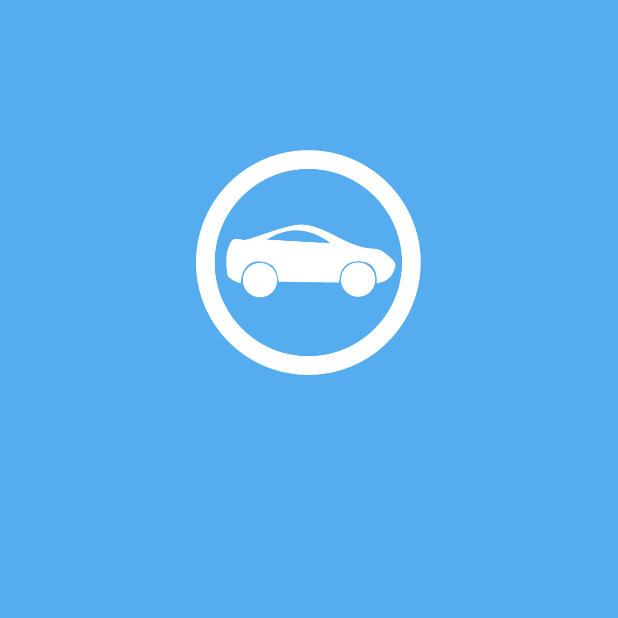
After one commit to vinaynm/NammaKarnatakaTraffic, an Android app: the SplashScreen screen opened directly, with no data from a screen before it, on a phone screen of 412 x 824 dp, the top half of it. The commit adds this screen. Run offline under Robolectric (Android 15) with nearby library versions, the phone set to English and light mode, and no system bars.

Commit message:
added new splash screen

```diff
--- /dev/null
+++ b/app/src/main/java/com/yogeshojha/nammakarnatakatraffic/SplashScreen.java
@@ -0,0 +1,42 @@
+package com.yogeshojha.nammakarnatakatraffic;
+
+/**
+ * Created by y0g3sh on 1/12/16.
+ */
+
+import android.app.Activity;
+import android.content.Intent;
+import android.os.Bundle;
+import android.os.Handler;
+
+public class SplashScreen extends Activity {
+
+    // Splash screen timer
+    private static int SPLASH_TIME_OUT = 2000;
+
+    @Override
+    protected void onCreate(Bundle savedInstanceState) {
+        super.onCreate(savedInstanceState);
+        setContentView(R.layout.activity_splash);
+
+        new Handler().postDelayed(new Runnable() {
+
+            /*
+             * Showing splash screen with a timer. This will be useful when you
+             * want to show case your app logo / company
+             */
+
+            @Override
+            public void run() {
+                // This method will be executed once the timer is over
+                // Start your app main activity
+                Intent i = new Intent(SplashScreen.this, MainActivity.class);
+                startActivity(i);
+
+                // close this activity
+                finish();
+            }
+        }, SPLASH_TIME_OUT);
+    }
+
+}
--- /dev/null
+++ b/app/src/main/res/layout/activity_splash.xml
@@ -0,0 +1,15 @@
+<?xml version="1.0" encoding="utf-8"?>
+<RelativeLayout xmlns:android="http://schemas.android.com/apk/res/android"
+    android:layout_width="match_parent"
+    android:layout_height="match_parent"
+    android:background="#55ACEE" >
+    <ImageView
+        android:id="@+id/imgLogo"
+        android:layout_width="150dp"
+        android:layout_height="150dp"
+        android:src="@drawable/main"
+        android:layout_alignParentTop="true"
+        android:layout_centerHorizontal="true"
+        android:layout_marginTop="100dp" />
+
+</RelativeLayout>
--- a/app/src/main/res/values-v21/styles.xml
+++ b/app/src/main/res/values-v21/styles.xml
@@ -6,4 +6,8 @@
         <item name="android:windowDrawsSystemBarBackgrounds">true</item>
         <item name="android:statusBarColor">@android:color/transparent</item>
     </style>
+    <style name="AppTheme.ActionBar.Transparent" parent="AppTheme">
+        <item name="colorPrimary">@android:color/transparent</item>
+    </style>
+
 </resources>
--- a/app/src/main/res/values/styles.xml
+++ b/app/src/main/res/values/styles.xml
@@ -35,5 +35,10 @@
         <!-- Supports API Level 17+ -->
         <!-- <item name="android:paddingEnd">26dp</item> -->
     </style>
+    <style name="AppTheme.ActionBar.Transparent" parent="AppTheme">
+        <item name="android:windowContentOverlay">@null</item>
+        <item name="windowActionBarOverlay">true</item>
+        <item name="colorPrimary">@android:color/transparent</item>
+    </style>
 
 </resources>
```
Also changed, not shown: app/src/main/AndroidManifest.xml (+13 -1 lines), app/src/main/res/values/attrs.xml (deleted, +0 -23 lines), app/src/main/res/drawable/main.png (added).
